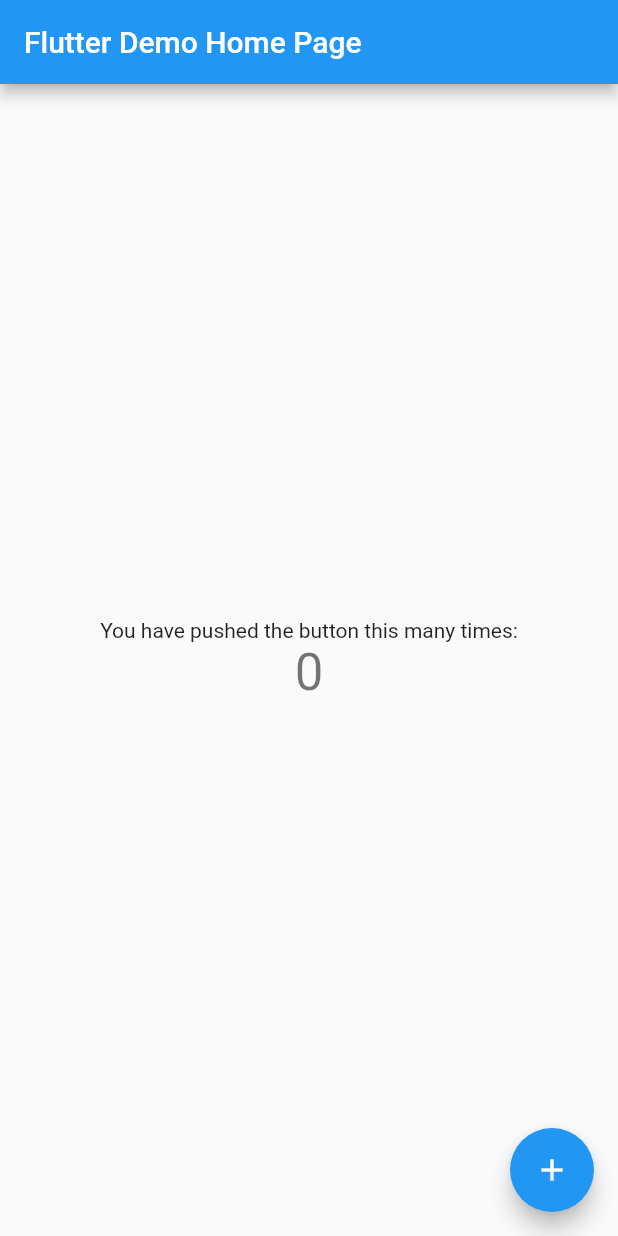
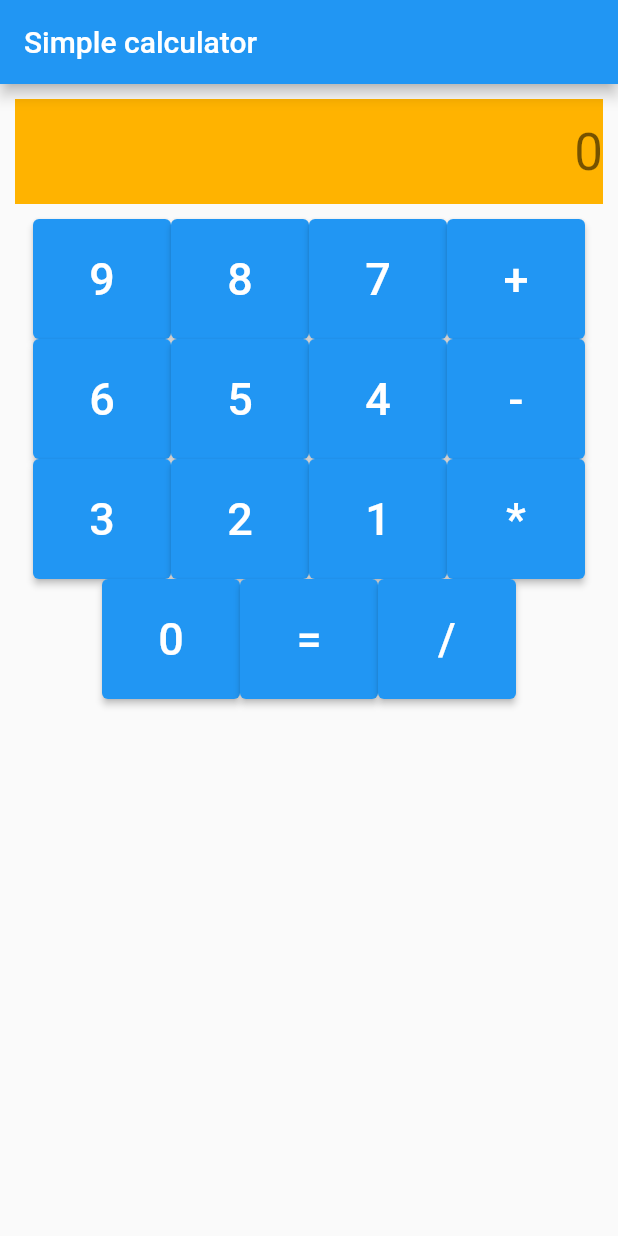
Before and after one commit to jeik0s/SimpleCalculator, a Flutter app: the screen it shows after launch, on a phone screen of 412 x 824 dp. Run offline on Flutter 3.47's test engine with Material 2 defaults, Android fonts, the phone set to English and light mode, and no system bars.

Commit message:
[FLUT-1] Simple layout Simple screen layout with calculation result bar and 15 button (10 digits + 5 functional)

```diff
--- a/lib/main.dart
+++ b/lib/main.dart
@@ -1,113 +1,129 @@
 import 'package:flutter/material.dart';
 
 void main() {
-  runApp(MyApp());
+  runApp(SimpleCalculator());
 }
 
-class MyApp extends StatelessWidget {
-  // This widget is the root of your application.
+class SimpleCalculator extends StatelessWidget {
   @override
-  Widget build(BuildContext context) {
+  Widget build(BuildContext context){
     return MaterialApp(
-      title: 'Flutter Demo',
-      theme: ThemeData(
-        // This is the theme of your application.
-        //
-        // Try running your application with "flutter run". You'll see the
-        // application has a blue toolbar. Then, without quitting the app, try
-        // changing the primarySwatch below to Colors.green and then invoke
-        // "hot reload" (press "r" in the console where you ran "flutter run",
-        // or simply save your changes to "hot reload" in a Flutter IDE).
-        // Notice that the counter didn't reset back to zero; the application
-        // is not restarted.
-        primarySwatch: Colors.blue,
-      ),
-      home: MyHomePage(title: 'Flutter Demo Home Page'),
+      title: 'Simple calculator',
+      home: CalculatorCanvas(appTitle: 'Simple calculator',),
     );
   }
 }
 
-class MyHomePage extends StatefulWidget {
-  MyHomePage({Key? key, required this.title}) : super(key: key);
+class CalculatorCanvas extends StatefulWidget {
+  CalculatorCanvas({Key? key, required this.appTitle}) : super(key: key);
 
-  // This widget is the home page of your application. It is stateful, meaning
-  // that it has a State object (defined below) that contains fields that affect
-  // how it looks.
-
-  // This class is the configuration for the state. It holds the values (in this
-  // case the title) provided by the parent (in this case the App widget) and
-  // used by the build method of the State. Fields in a Widget subclass are
-  // always marked "final".
-
-  final String title;
-
-  @override
-  _MyHomePageState createState() => _MyHomePageState();
+  final String appTitle;
+  _CalculatorCanvasState createState() => _CalculatorCanvasState();
 }
 
-class _MyHomePageState extends State<MyHomePage> {
-  int _counter = 0;
+class _CalculatorCanvasState extends State<CalculatorCanvas> {
+  int _userInputValue1 = 0;
+  int _userInputValue2 = 0;
+  String _userMathOperation = "+";
+  int _result = 0;
 
-  void _incrementCounter() {
+  void _showClickedValue(){
     setState(() {
-      // This call to setState tells the Flutter framework that something has
-      // changed in this State, which causes it to rerun the build method below
-      // so that the display can reflect the updated values. If we changed
-      // _counter without calling setState(), then the build method would not be
-      // called again, and so nothing would appear to happen.
-      _counter++;
+      _result = 9;
     });
   }
 
+//  void _addValues(){
+////    _result = _userInputValue1 + _userInputValue2;
+////  }
+////
+////  void _subtractValues(){
+////    _result = _userInputValue1 - _userInputValue2;
+////  }
+////
+////  void _multiplyValues(){
+////    _result = _userInputValue1 * _userInputValue2;
+////  }
+////
+//////  void _divideValues(){
+//////    _result = _userInputValue1 / _userInputValue2;
+//////  }
+
   @override
-  Widget build(BuildContext context) {
-    // This method is rerun every time setState is called, for instance as done
-    // by the _incrementCounter method above.
-    //
-    // The Flutter framework has been optimized to make rerunning build methods
-    // fast, so that you can just rebuild anything that needs updating rather
-    // than having to individually change instances of widgets.
+  Widget build(BuildContext context){
     return Scaffold(
       appBar: AppBar(
-        // Here we take the value from the MyHomePage object that was created by
-        // the App.build method, and use it to set our appbar title.
-        title: Text(widget.title),
+        title: Text(widget.appTitle),
       ),
-      body: Center(
-        // Center is a layout widget. It takes a single child and positions it
-        // in the middle of the parent.
-        child: Column(
-          // Column is also a layout widget. It takes a list of children and
-          // arranges them vertically. By default, it sizes itself to fit its
-          // children horizontally, and tries to be as tall as its parent.
-          //
-          // Invoke "debug painting" (press "p" in the console, choose the
-          // "Toggle Debug Paint" action from the Flutter Inspector in Android
-          // Studio, or the "Toggle Debug Paint" command in Visual Studio Code)
-          // to see the wireframe for each widget.
-          //
-          // Column has various properties to control how it sizes itself and
-          // how it positions its children. Here we use mainAxisAlignment to
-          // center the children vertically; the main axis here is the vertical
-          // axis because Columns are vertical (the cross axis would be
-          // horizontal).
-          mainAxisAlignment: MainAxisAlignment.center,
-          children: <Widget>[
-            Text(
-              'You have pushed the button this many times:',
-            ),
-            Text(
-              '$_counter',
+      body: Column(
+        crossAxisAlignment: CrossAxisAlignment.center,
+        children: <Widget>[
+
+          Container(
+            margin: const EdgeInsets.all(10.0),
+            color: Colors.amber[600],
+            height: 70.0,
+            child: Text('$_result',
               style: Theme.of(context).textTheme.headline4,
             ),
-          ],
-        ),
+            alignment: Alignment.centerRight,
+          ),
+          Row(
+            mainAxisAlignment: MainAxisAlignment.center,
+            children: <Widget>[
+              ElevatedButton(onPressed: _showClickedValue, child: KeyButton(buttonName: "9")),
+              ElevatedButton(onPressed: _showClickedValue, child: KeyButton(buttonName: "8")),
+              ElevatedButton(onPressed: _showClickedValue, child: KeyButton(buttonName: "7")),
+              ElevatedButton(onPressed: _showClickedValue, child: KeyButton(buttonName: "+")),
+            ],
+          ),
+          Row(
+            mainAxisAlignment: MainAxisAlignment.center,
+            children: <Widget>[
+              ElevatedButton(onPressed: _showClickedValue, child: KeyButton(buttonName: "6")),
+              ElevatedButton(onPressed: _showClickedValue, child: KeyButton(buttonName: "5")),
+              ElevatedButton(onPressed: _showClickedValue, child: KeyButton(buttonName: "4")),
+              ElevatedButton(onPressed: _showClickedValue, child: KeyButton(buttonName: "-")),
+            ],
+          ),
+          Row(
+            mainAxisAlignment: MainAxisAlignment.center,
+            children: <Widget>[
+              ElevatedButton(onPressed: _showClickedValue, child: KeyButton(buttonName: "3")),
+              ElevatedButton(onPressed: _showClickedValue, child: KeyButton(buttonName: "2")),
+              ElevatedButton(onPressed: _showClickedValue, child: KeyButton(buttonName: "1")),
+              ElevatedButton(onPressed: _showClickedValue, child: KeyButton(buttonName: "*")),
+            ],
+          ),
+          Row(
+            mainAxisAlignment: MainAxisAlignment.center,
+            children: <Widget>[
+              ElevatedButton(onPressed: _showClickedValue, child: KeyButton(buttonName: "0")),
+              ElevatedButton(onPressed: _showClickedValue, child: KeyButton(buttonName: "=")),
+              ElevatedButton(onPressed: _showClickedValue, child: KeyButton(buttonName: "/")),
+            ],
+          ),
+
+        ],
       ),
-      floatingActionButton: FloatingActionButton(
-        onPressed: _incrementCounter,
-        tooltip: 'Increment',
-        child: Icon(Icons.add),
-      ), // This trailing comma makes auto-formatting nicer for build methods.
+    );
+  }
+
+}
+
+class KeyButton extends StatelessWidget {
+  KeyButton({Key? key, required this.buttonName}) : super(key: key);
+  final String buttonName;
+
+  Widget build(BuildContext build){
+    return Container(
+      alignment: Alignment.center,
+      margin: const EdgeInsets.all(10.0),
+      height: 60.0,
+      width: 40.0,
+      child: Text(this.buttonName,
+          style: TextStyle( fontSize: 30)
+      ),
     );
   }
 }
```
Also changed, not shown: readme/mr1.png (added), 1 other file.
